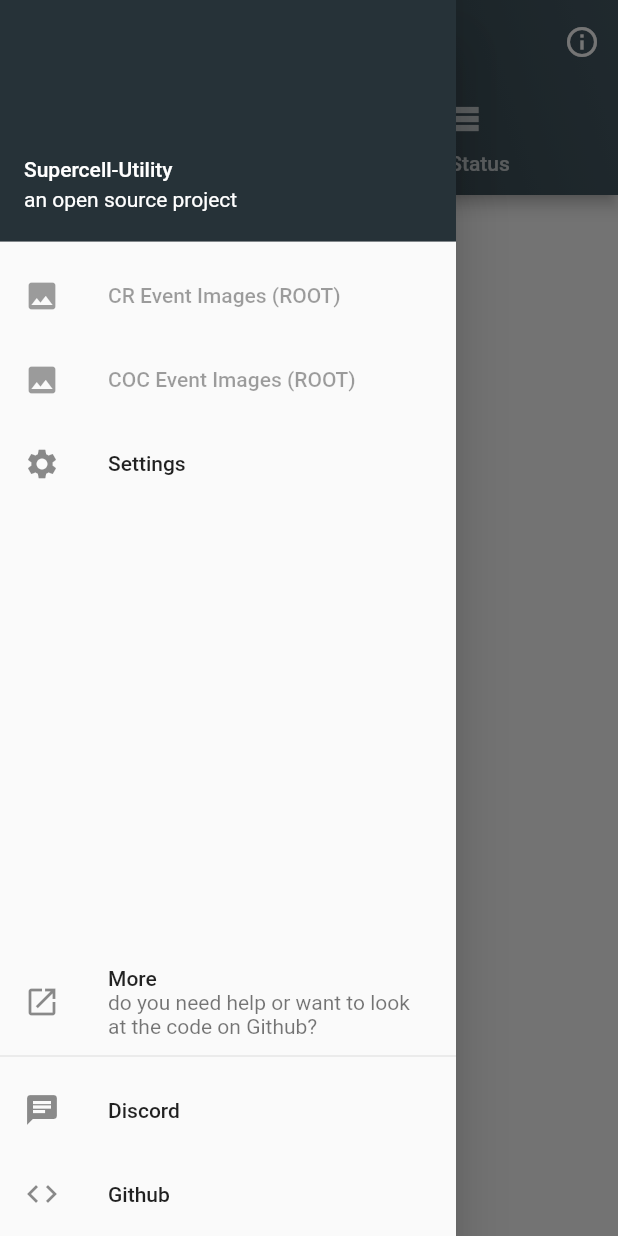
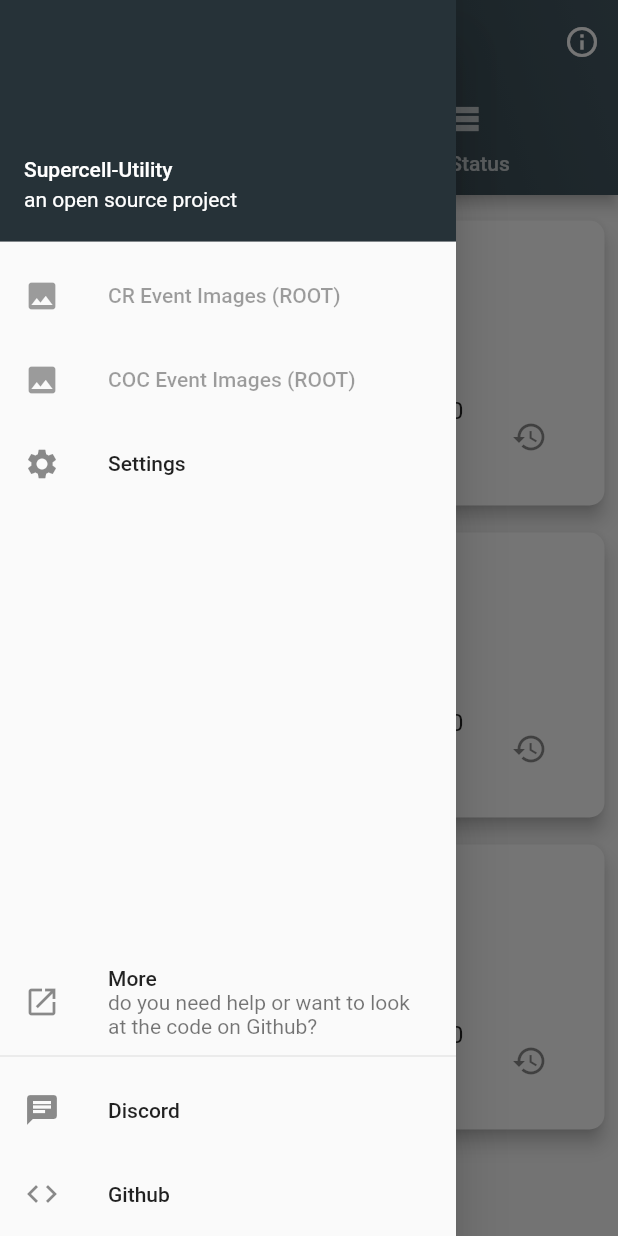
Before and after one commit to Incr3dible/sc-utility, a Flutter app: the screen it shows after launch, with the side drawer open, on a phone screen of 412 x 824 dp. Run offline on Flutter 3.47's test engine with Material 2 defaults, Android fonts, the phone set to English and light mode, and no system bars; our stand-ins replace firebase_messaging, package_info, permission_handler, photo_view, share, shared_preferences; missing offline and left inert: device_apps, root_access; accounts and stored records are empty.

Commit message:
rework main menu (WIP)

```diff
--- a/src/client/lib/main.dart
+++ b/src/client/lib/main.dart
@@ -1,9 +1,11 @@
 import 'package:device_apps/device_apps.dart';
 import 'package:flutter/cupertino.dart';
 import 'package:flutter/material.dart';
+import 'package:sc_utility/pages/changelog.dart';
 import 'package:sc_utility/pages/crclient.dart';
 import 'package:sc_utility/pages/eventpage.dart';
 import 'package:sc_utility/pages/settings.dart';
+import 'package:sc_utility/pages/statusPage.dart';
 import 'package:sc_utility/resources.dart';
 import 'package:sc_utility/translationProvider.dart';
 import 'package:sc_utility/utils/flutterextentions.dart';
@@ -11,7 +13,6 @@ import 'package:sc_utility/utils/rootutil.dart';
 import 'dart:async';
 import 'package:root_access/root_access.dart';
 import 'package:url_launcher/url_launcher.dart';
-import 'package:package_info/package_info.dart';
 import 'package:permission_handler/permission_handler.dart';
 
 bool _rootStatus = false;
@@ -65,7 +66,8 @@ class MyAppState extends State<MyApp> {
       home: MainPage(),
       routes: {
         '/cr-client': (context) => CrClientPage(),
-        '/settings': (context) => SettingsPage()
+        '/settings': (context) => SettingsPage(),
+        '/changelog': (context) => ChangelogPage()
       },
     );
   }
@@ -92,8 +94,8 @@ class MainPageState extends State<MainPage>
 
   var tabs = [
     const Tab(
-      text: "Overview",
-      icon: const Icon(Icons.dashboard),
+      text: "Game Status",
+      icon: const Icon(Icons.videogame_asset),
     ),
     const Tab(
       text: "CR Status",
@@ -192,7 +194,14 @@ class MainPageState extends State<MainPage>
           body: TabBarView(
             controller: controller,
             children: <Widget>[
-              buildMainMenuCards(),
+              Builder(
+                builder: (context) => RefreshIndicator(
+                  onRefresh: () {
+                    return Future.value(true);
+                  },
+                  child: StatusPage(),
+                ),
+              ),
               Builder(
                 builder: (context) => RefreshIndicator(
                   onRefresh: () {
@@ -264,6 +273,9 @@ class MainPageState extends State<MainPage>
                         ),
                         onTap: () {
                           Navigator.pushNamed(context, '/settings');
+                        },
+                        onLongPress: () {
+                          Navigator.pushNamed(context, '/test');
                         },
                         enabled: true,
                       ),
--- /dev/null
+++ b/src/client/lib/pages/statusPage.dart
@@ -0,0 +1,119 @@
+import 'package:flutter/cupertino.dart';
+import 'package:flutter/material.dart';
+import 'package:flutter/services.dart';
+import '../resources.dart';
+
+class StatusPage extends StatefulWidget {
+  @override
+  StatusPageState createState() => StatusPageState();
+}
+
+class StatusPageState extends State<StatusPage> {
+  Resources resources;
+
+  @override
+  void initState() {
+    super.initState();
+    resources = Resources.getInstance();
+  }
+
+  @override
+  Widget build(BuildContext context) {
+    return ListView(
+      padding: EdgeInsets.only(top: 8, left: 5, right: 5),
+      children: <Widget>[
+        buildGameStatus(
+            "Clash Royale",
+            "04044a73124aa57114be9a20a8c4c6dfec9ebefa",
+            "3.2077.38",
+            GameStatus.Online),
+        buildGameStatus(
+            "Clash of Clans",
+            "04044a73124aa57114be9a20a8c4c6dfec9ebefa",
+            "13.343.34",
+            GameStatus.Maintenance),
+        buildGameStatus(
+            "Brawl Stars",
+            "04044a73124aa57114be9a20a8c4c6dfec9ebefa",
+            "13.343.34",
+            GameStatus.Offline)
+      ],
+    );
+  }
+
+  Widget buildGameStatus(
+      String gameName, String sha, String shaVersion, GameStatus status) {
+    var statusColor = Colors.green;
+    var statusName = "Online";
+
+    switch (status) {
+      case GameStatus.Online:
+        statusColor = Colors.green;
+        statusName = "Online";
+        break;
+      case GameStatus.Offline:
+        statusColor = Colors.red;
+        statusName = "Offline";
+        break;
+      case GameStatus.Maintenance:
+        statusColor = Colors.orange;
+        statusName = "Maintenance";
+        break;
+      case GameStatus.Update:
+        statusName = "Content Update";
+        statusColor = Colors.yellow;
+        break;
+    }
+
+    return Container(
+      child: Card(
+        elevation: 5,
+        shape: RoundedRectangleBorder(
+          borderRadius: BorderRadius.circular(10.0),
+        ),
+        clipBehavior: Clip.antiAliasWithSaveLayer,
+        child: Container(
+            decoration: BoxDecoration(
+                border: Border(left: BorderSide(color: statusColor, width: 4))),
+            padding: EdgeInsets.all(10),
+            child: Column(
+              children: <Widget>[
+                Padding(
+                  padding: EdgeInsets.all(5),
+                  child: Text(
+                    gameName,
+                    style: TextStyle(fontSize: 14, fontWeight: FontWeight.w600),
+                  ),
+                ),
+                ListTile(
+                  leading: Icon(
+                    Icons.brightness_1,
+                    color: statusColor,
+                  ),
+                  title: Text("Status"),
+                  subtitle: Text(statusName),
+                ),
+                ListTile(
+                  trailing: Builder(
+                    builder: (context) => IconButton(
+                      icon: Icon(Icons.history),
+                      onPressed: () {
+                        Navigator.pushNamed(context, "/changelog");
+                      },
+                    ),
+                  ),
+                  leading: Icon(
+                    Icons.fingerprint,
+                  ),
+                  title: Text(sha),
+                  subtitle: Text(shaVersion),
+                )
+              ],
+            )),
+      ),
+      margin: EdgeInsets.only(top: 5, bottom: 5),
+    );
+  }
+}
+
+enum GameStatus { Online, Offline, Maintenance, Update }
```
Also changed, not shown: src/client/lib/pages/changelog.dart (+88 -7 lines).
